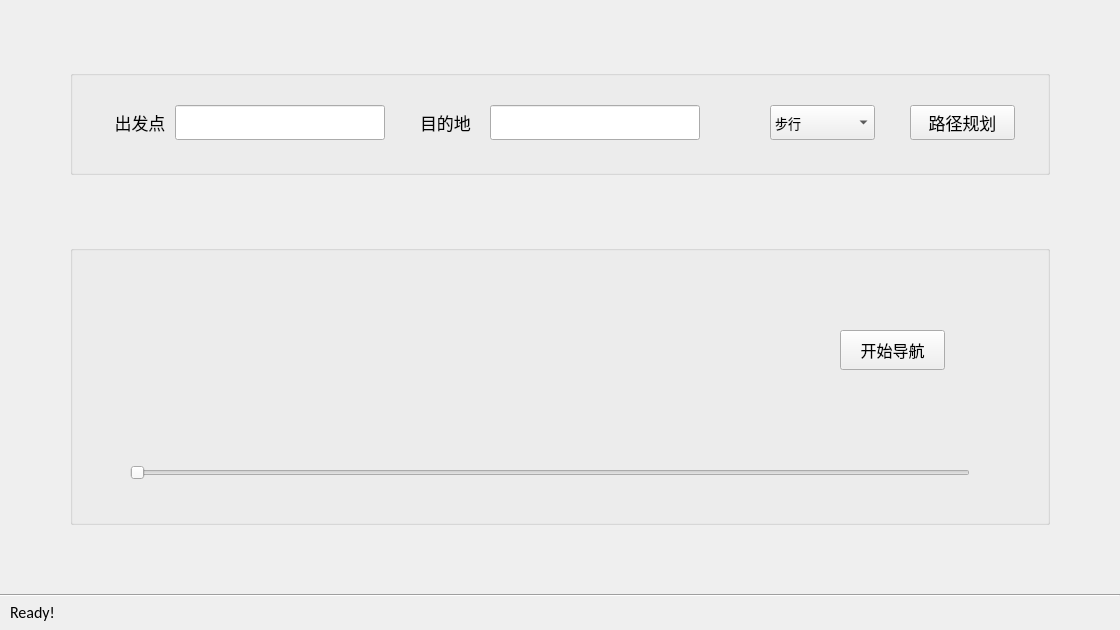
First picture: the form in gui.ui, repository wmh137/PythonBigHomework, before the edit.
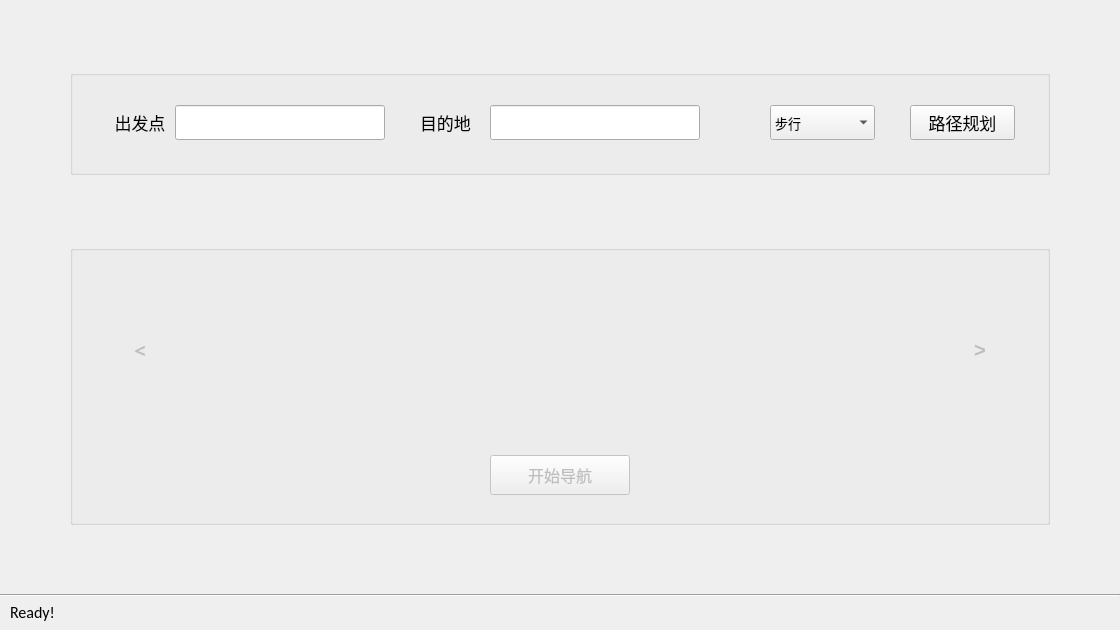
Second picture: the form after the edit.

Commit message: Full GUI with some bugs

Diff of the .ui file:
```diff
--- a/gui.ui
+++ b/gui.ui
@@ -230,28 +230,21 @@
    <property name="title">
     <string/>
    </property>
-   <widget class="QSlider" name="horizontalSlider">
-    <property name="geometry">
-     <rect>
-      <x>60</x>
-      <y>210</y>
-      <width>840</width>
-      <height>35</height>
-     </rect>
-    </property>
-    <property name="orientation">
-     <enum>Qt::Horizontal</enum>
-    </property>
-   </widget>
    <widget class="QLabel" name="label_4">
     <property name="geometry">
      <rect>
-      <x>105</x>
+      <x>140</x>
       <y>70</y>
-      <width>560</width>
+      <width>700</width>
       <height>70</height>
      </rect>
     </property>
+    <property name="font">
+     <font>
+      <family>等线</family>
+      <pointsize>12</pointsize>
+     </font>
+    </property>
     <property name="text">
      <string/>
     </property>
@@ -260,11 +253,14 @@
     </property>
    </widget>
    <widget class="QPushButton" name="pushButton_2">
+    <property name="enabled">
+     <bool>false</bool>
+    </property>
     <property name="geometry">
      <rect>
-      <x>770</x>
-      <y>85</y>
-      <width>105</width>
+      <x>420</x>
+      <y>210</y>
+      <width>140</width>
       <height>40</height>
      </rect>
     </property>
@@ -278,6 +274,123 @@
      <string>开始导航</string>
     </property>
    </widget>
+   <widget class="QPushButton" name="pushButton_3">
+    <property name="enabled">
+     <bool>false</bool>
+    </property>
+    <property name="geometry">
+     <rect>
+      <x>35</x>
+      <y>35</y>
+      <width>70</width>
+      <height>140</height>
+     </rect>
+    </property>
+    <property name="font">
+     <font>
+      <family>AcadEref</family>
+      <pointsize>15</pointsize>
+      <weight>75</weight>
+      <bold>true</bold>
+     </font>
+    </property>
+    <property name="text">
+     <string>&lt;</string>
+    </property>
+    <property name="flat">
+     <bool>true</bool>
+    </property>
+   </widget>
+   <widget class="QPushButton" name="pushButton_4">
+    <property name="enabled">
+     <bool>false</bool>
+    </property>
+    <property name="geometry">
+     <rect>
+      <x>875</x>
+      <y>35</y>
+      <width>70</width>
+      <height>140</height>
+     </rect>
+    </property>
+    <property name="font">
+     <font>
+      <pointsize>15</pointsize>
+      <weight>75</weight>
+      <bold>true</bold>
+     </font>
+    </property>
+    <property name="text">
+     <string>&gt;</string>
+    </property>
+    <property name="flat">
+     <bool>true</bool>
+    </property>
+   </widget>
+   <widget class="QLabel" name="label_5">
+    <property name="geometry">
+     <rect>
+      <x>445</x>
+      <y>170</y>
+      <width>30</width>
+      <height>30</height>
+     </rect>
+    </property>
+    <property name="font">
+     <font>
+      <family>DengXian</family>
+     </font>
+    </property>
+    <property name="text">
+     <string/>
+    </property>
+    <property name="alignment">
+     <set>Qt::AlignCenter</set>
+    </property>
+   </widget>
+   <widget class="QLabel" name="label_6">
+    <property name="geometry">
+     <rect>
+      <x>475</x>
+      <y>170</y>
+      <width>30</width>
+      <height>30</height>
+     </rect>
+    </property>
+    <property name="font">
+     <font>
+      <family>ISOCP</family>
+      <pointsize>14</pointsize>
+     </font>
+    </property>
+    <property name="text">
+     <string/>
+    </property>
+    <property name="alignment">
+     <set>Qt::AlignCenter</set>
+    </property>
+   </widget>
+   <widget class="QLabel" name="label_7">
+    <property name="geometry">
+     <rect>
+      <x>505</x>
+      <y>170</y>
+      <width>30</width>
+      <height>30</height>
+     </rect>
+    </property>
+    <property name="font">
+     <font>
+      <family>DengXian</family>
+     </font>
+    </property>
+    <property name="text">
+     <string/>
+    </property>
+    <property name="alignment">
+     <set>Qt::AlignCenter</set>
+    </property>
+   </widget>
   </widget>
  </widget>
  <resources/>
```
The commit also changes 6 other files.
